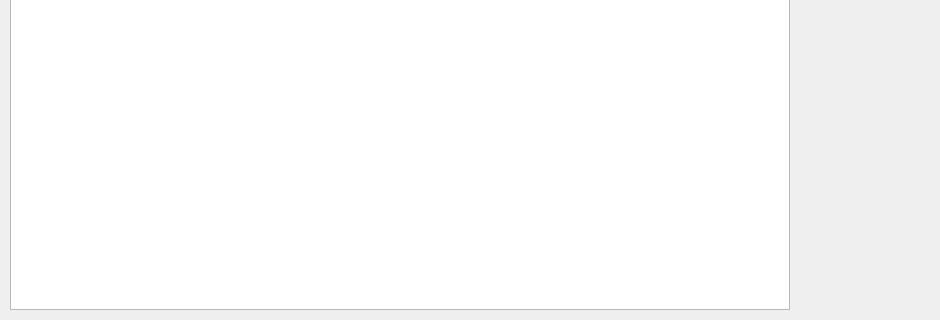
sdasffe/opencv, file widget.ui: the form before one commit; both pictures show x 0 to 940 and y 400 to 720 of the 1200 by 720 pixel window.
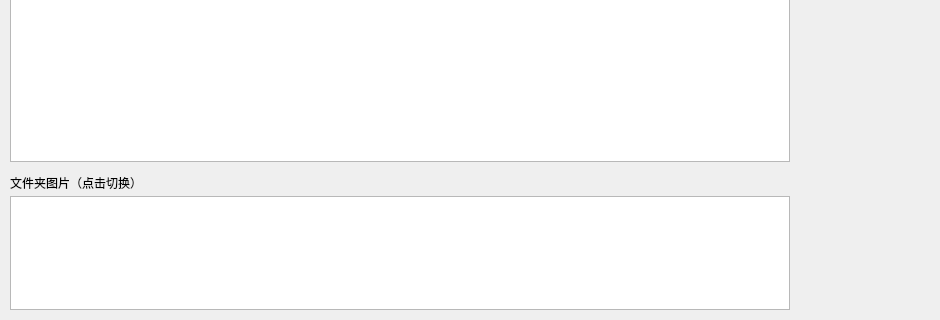
The form after the commit. Custom widgets are drawn as their Qt base class.

```diff
--- a/widget.ui
+++ b/widget.ui
@@ -37,7 +37,7 @@
    </property>
    <item>
     <widget class="QWidget" name="widget" native="true">
-     <layout class="QVBoxLayout" name="verticalLayout">
+     <layout class="QVBoxLayout" name="verticalLayout" stretch="0,1,0">
       <property name="spacing">
        <number>8</number>
       </property>
@@ -233,6 +233,80 @@
       <item>
        <widget class="QGraphicsView" name="graphicsView"/>
       </item>
+      <item>
+       <widget class="QWidget" name="folderBrowserPanel" native="true">
+        <property name="minimumSize">
+         <size>
+          <width>0</width>
+          <height>108</height>
+         </size>
+        </property>
+        <property name="maximumSize">
+         <size>
+          <width>16777215</width>
+          <height>140</height>
+         </size>
+        </property>
+        <property name="visible">
+         <bool>false</bool>
+        </property>
+        <layout class="QVBoxLayout" name="folderBrowserLayout">
+         <property name="spacing">
+          <number>4</number>
+         </property>
+         <property name="leftMargin">
+          <number>0</number>
+         </property>
+         <property name="topMargin">
+          <number>4</number>
+         </property>
+         <property name="rightMargin">
+          <number>0</number>
+         </property>
+         <property name="bottomMargin">
+          <number>0</number>
+         </property>
+         <item>
+          <widget class="QLabel" name="folderBrowserTitle">
+           <property name="text">
+            <string>文件夹图片（点击切换）</string>
+           </property>
+          </widget>
+         </item>
+         <item>
+          <widget class="QListWidget" name="folderImageList">
+           <property name="minimumSize">
+            <size>
+             <width>0</width>
+             <height>80</height>
+            </size>
+           </property>
+           <property name="toolTip">
+            <string>点击缩略图切换当前图片</string>
+           </property>
+           <property name="movement">
+            <enum>QListView::Movement::Static</enum>
+           </property>
+           <property name="flow">
+            <enum>QListView::Flow::LeftToRight</enum>
+           </property>
+           <property name="resizeMode">
+            <enum>QListView::ResizeMode::Adjust</enum>
+           </property>
+           <property name="viewMode">
+            <enum>QListView::ViewMode::IconMode</enum>
+           </property>
+           <property name="uniformItemSizes">
+            <bool>true</bool>
+           </property>
+           <property name="wordWrap">
+            <bool>false</bool>
+           </property>
+          </widget>
+         </item>
+        </layout>
+       </widget>
+      </item>
      </layout>
     </widget>
    </item>
```
Left out of the diff: 58 changed lines with no effect on the pictures.
